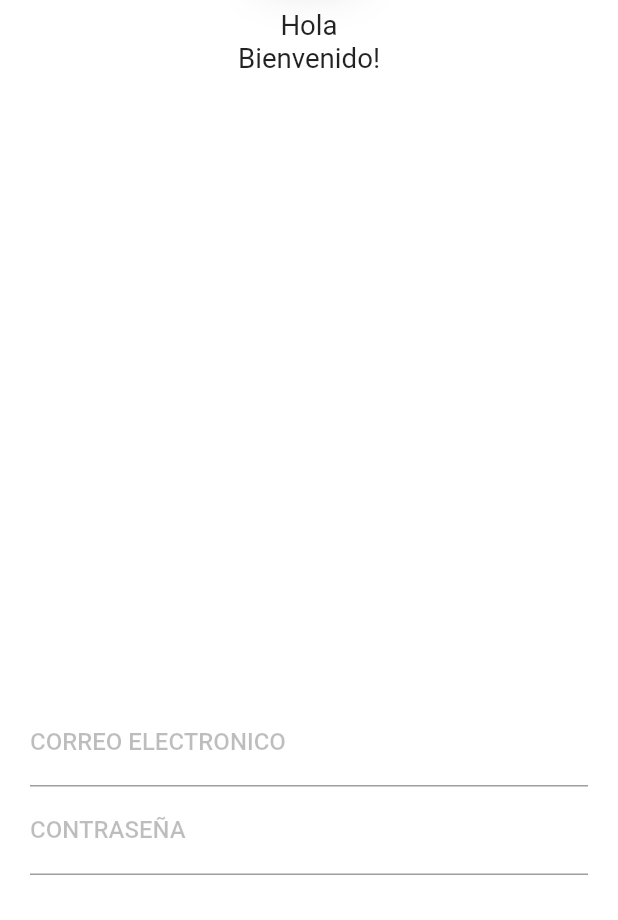
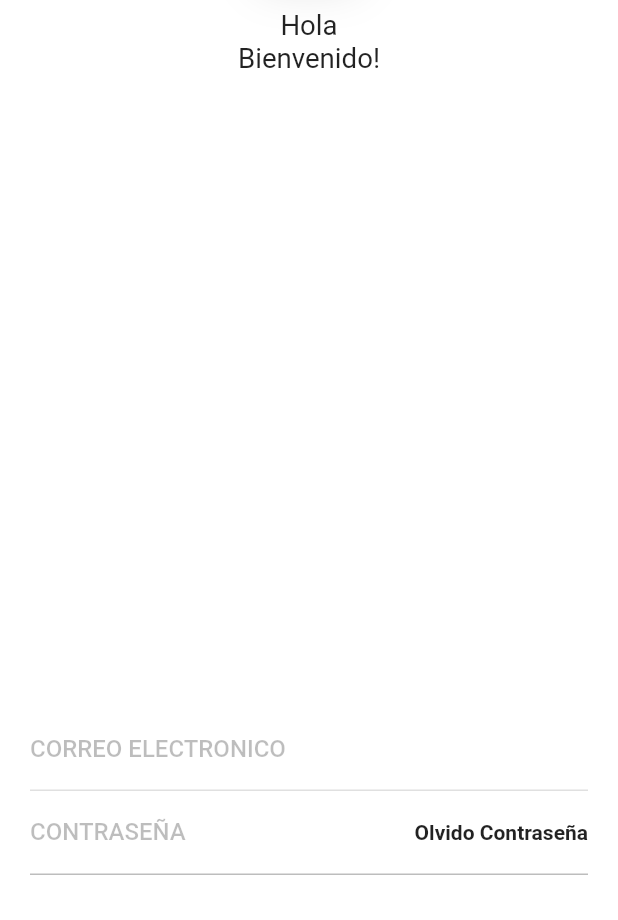
Before and after one commit to jdvpl/flutter-construccion-de-uis-adaptables, a Flutter app: the screen it shows after launch, on a phone screen of 412 x 824 dp, the part 316-1236 px from its top. Run offline on Flutter 3.47's test engine with Material 2 defaults, Android fonts, the light colour scheme and no system bars; our stand-ins replace flutter_svg.

Commit message:
enables border

```diff
--- a/api_rest_ui/lib/pages/home_page.dart
+++ b/api_rest_ui/lib/pages/home_page.dart
@@ -23,9 +23,10 @@ class _HomePageState extends State<HomePage> {
         onTap: () {
           FocusScope.of(context).unfocus();
         },
+        child: SingleChildScrollView(
           child: Container(
             width: double.infinity,
-          height: double.infinity,
+            height: responsive.height,
             color: Colors.white,
             child: Stack(
               alignment: Alignment.center,
@@ -73,6 +74,7 @@ class _HomePageState extends State<HomePage> {
             ),
           ),
         ),
+      ),
     );
   }
 }
--- a/api_rest_ui/lib/widgets/input_text.dart
+++ b/api_rest_ui/lib/widgets/input_text.dart
@@ -3,12 +3,13 @@ import 'package:flutter/material.dart';
 class InputText extends StatelessWidget {
   final String label;
   final TextInputType keyboardType;
-  final bool obsucreText;
+  final bool obsucreText, borderEnabled;
   const InputText({
     Key key,
     this.label = "",
     this.keyboardType = TextInputType.text,
     this.obsucreText = false,
+    this.borderEnabled = true,
   }) : super(key: key);
 
   @override
@@ -17,6 +18,12 @@ class InputText extends StatelessWidget {
       keyboardType: this.keyboardType,
       obscureText: this.obsucreText,
       decoration: InputDecoration(
+        enabledBorder: this.borderEnabled
+            ? UnderlineInputBorder(
+                borderSide: BorderSide(color: Colors.black12),
+              )
+            : InputBorder.none,
+        contentPadding: EdgeInsets.symmetric(vertical: 10),
         labelText: this.label,
         labelStyle: TextStyle(
           color: Colors.black26,
--- a/api_rest_ui/lib/widgets/login_form.dart
+++ b/api_rest_ui/lib/widgets/login_form.dart
@@ -1,3 +1,5 @@
+import 'dart:ui';
+
 import 'package:api_rest_ui/widgets/input_text.dart';
 import 'package:flutter/material.dart';
 
@@ -16,10 +18,34 @@ class LoginForm extends StatelessWidget {
             keyboardType: TextInputType.emailAddress,
             label: "CORREO ELECTRONICO",
           ),
-          InputText(
-            label: "CONTRASEÑA",
-            obsucreText: true,
-          ),
+          Container(
+            decoration: BoxDecoration(
+              border: Border(
+                bottom: BorderSide(
+                  color: Colors.black26,
+                ),
+              ),
+            ),
+            child: Row(
+              children: [
+                Expanded(
+                  child: InputText(
+                    label: "CONTRASEÑA",
+                    obsucreText: true,
+                    borderEnabled: false,
+                  ),
+                ),
+                FlatButton(
+                  padding: EdgeInsets.symmetric(vertical: 10),
+                  onPressed: () {},
+                  child: Text(
+                    "Olvido Contraseña",
+                    style: TextStyle(fontWeight: FontWeight.bold),
+                  ),
+                )
+              ],
+            ),
+          )
         ],
       ),
     );
```
Lines whose indentation alone changed are shown as unchanged.
